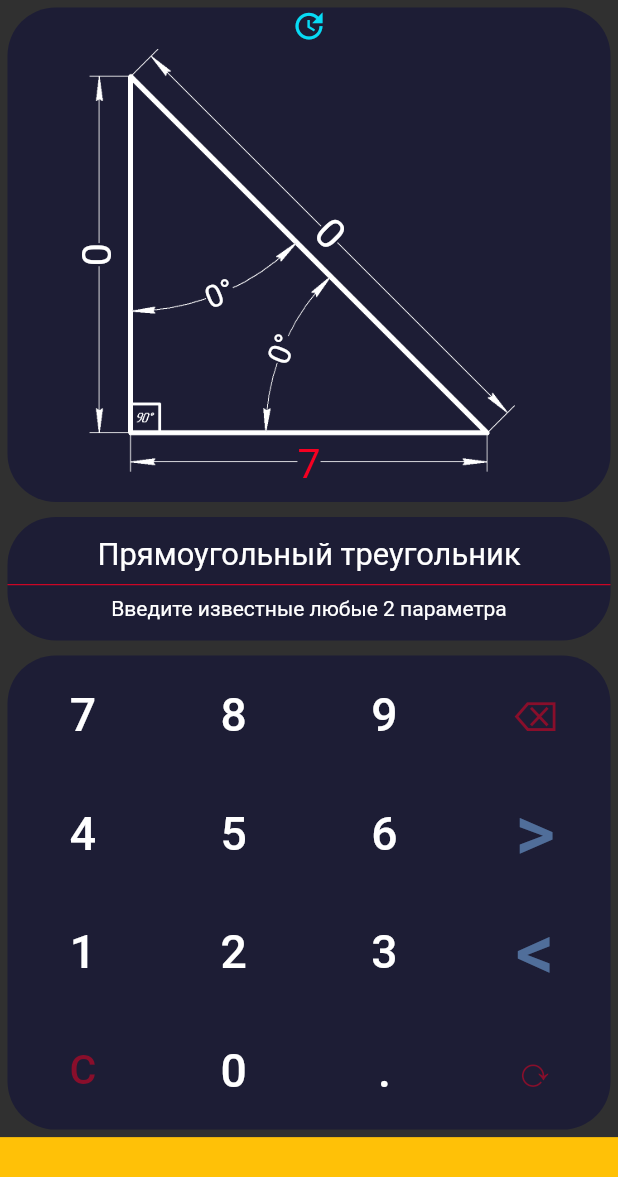
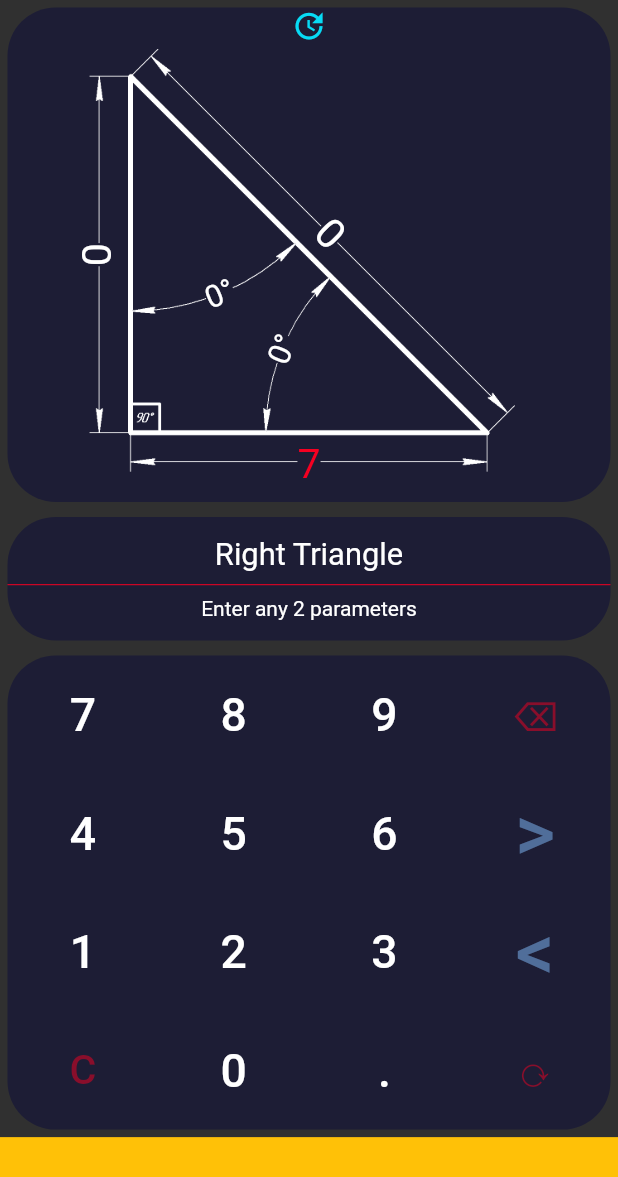
Before and after one commit to a-dev-mobile/calc_triangle, a Flutter app: the screen it shows after launch, after a tap on an icon or button, on a phone screen of 412 x 824 dp. Shown: the top 1177 px of the screen. Run offline on Flutter 3.47's test engine with Material 2 defaults, Android fonts, the phone set to English and light mode, and no system bars; our stand-ins replace flutter_screenutil, get, get_storage; missing offline and left inert: flutter_inappwebview.

Commit message:
add localization

```diff
--- /dev/null
+++ b/lib/localization/languages/en.dart
@@ -0,0 +1,4 @@
+Map<String, String> en = {
+  'right_triangle': 'Right Triangle',
+  'enter_2_parameters':'Enter any 2 parameters'
+};
--- /dev/null
+++ b/lib/localization/languages/ru.dart
@@ -0,0 +1,4 @@
+Map<String, String> ru = {
+  'right_triangle': 'Прямоугольный треугольний',
+  'enter_2_parameters': 'Введите любые 2 параметра'
+};
--- /dev/null
+++ b/lib/localization/localization.dart
@@ -0,0 +1,12 @@
+import 'package:get/get.dart';
+
+import 'languages/en.dart';
+import 'languages/ru.dart';
+
+class Localization extends Translations {
+  @override
+  Map<String, Map<String, String>> get keys => {
+        'en': en,
+        'ru': ru,
+      };
+}
--- /dev/null
+++ b/lib/localization/translate_helper.dart
@@ -0,0 +1,13 @@
+import 'package:flutter/material.dart';
+import 'package:get/get.dart';
+
+class TranslateHelper {
+  // он предназначен для предотвращения создания экземпляра TranslateHelper
+  TranslateHelper._();
+  static updateLocale(Locale locale) {
+    Get.updateLocale(locale);
+  }
+
+  static String get rightTriangle => 'right_triangle'.tr;
+  static String get enterTwoParameters => 'enter_2_parameters'.tr;
+}
--- a/lib/main.dart
+++ b/lib/main.dart
@@ -1,34 +1,26 @@
-// ignore_for_file: prefer_const_constructors, unused_field, avoid_print
-
-import 'dart:io';
-
-import 'package:calc_triangle/constants.dart';
-import 'package:calc_triangle/controllers/r_triangle_c.dart';
-
-
 import 'package:flutter/material.dart';
 import 'package:flutter/services.dart';
-
-import 'package:flutter_inappwebview/flutter_inappwebview.dart';
 import 'package:flutter_screenutil/flutter_screenutil.dart';
 import 'package:get/get.dart';
 import 'package:get_storage/get_storage.dart';
 
+import 'controllers/r_triangle_c.dart';
+import 'localization/localization.dart';
 import 'pages/right_triangle/right_triangle_p.dart';
 
 Future<void> main() async {
   WidgetsFlutterBinding.ensureInitialized();
 
-  if (Platform.isAndroid) {
-    await AndroidInAppWebViewController.setWebContentsDebuggingEnabled(true);
-  }
+  // if (Platform.isAndroid) {
+  //   await AndroidInAppWebViewController.setWebContentsDebuggingEnabled(true);
+  // }
 
   Get.put(RtriangleController());
   await GetStorage.init();
 
   SystemChrome.setPreferredOrientations(
       [DeviceOrientation.portraitUp, DeviceOrientation.portraitDown]).then((_) {
-    runApp(MyApp());
+    runApp(const MyApp());
   });
 }
 
@@ -38,13 +30,14 @@ class MyApp extends StatelessWidget {
   @override
   Widget build(BuildContext context) {
     return ScreenUtilInit(
-        designSize: Size(1080, 2400),
+        designSize: const Size(1080, 2400),
         builder: () {
           return GetMaterialApp(
-            home: RighTrianglePage(),
+            home: const RighTrianglePage(),
             // home: ChangeListPage(),
             theme: ThemeData.dark(),
-
+            translations: Localization(),
+            locale: Get.locale??const Locale('en'),
             debugShowCheckedModeBanner: false,
           );
         });
--- a/lib/pages/right_triangle/right_triangle_p.dart
+++ b/lib/pages/right_triangle/right_triangle_p.dart
@@ -1,6 +1,7 @@
 // ignore_for_file: prefer_const_constructors, prefer_const_literals_to_create_immutables, avoid_print
 
 import 'package:calc_triangle/controllers/r_triangle_c.dart';
+import 'package:calc_triangle/localization/translate_helper.dart';
 
 import 'package:flutter/material.dart';
 import 'package:flutter/rendering.dart';
@@ -74,11 +75,13 @@ class RighTrianglePage extends StatelessWidget {
               mainAxisAlignment: MainAxisAlignment.center,
               children: [
                 Text(
-                  'Прямоугольный треугольник',
+                  TranslateHelper.rightTriangle,
                   style: TextStyle(fontSize: 60.sp),
                 ),
-                Divider(color: kActivTextColor,),
-                Text('Введите известные любые 2 параметра'),
+                Divider(
+                  color: kActivTextColor,
+                ),
+                Text(TranslateHelper.enterTwoParameters),
               ],
             ),
           ),
```
